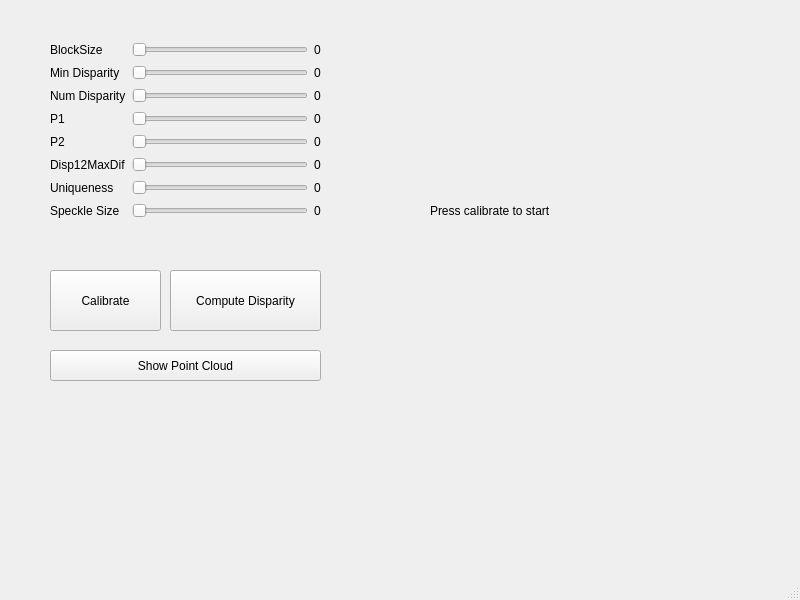
Above: pipeline.ui from Ratoone/face_reconstruction before the change. Below: the same form after it.
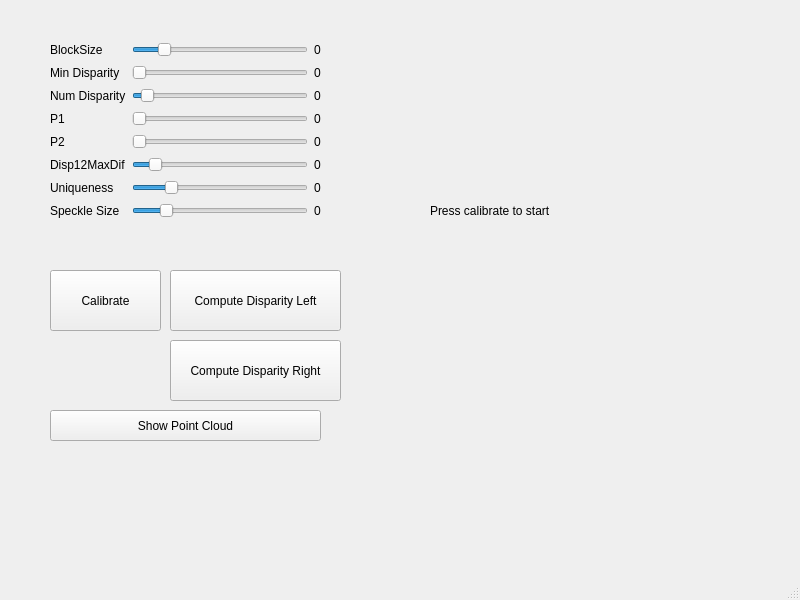
That is the form after the change.

Commit message: Separated left and right disparity in UI

Diff of the .ui file:
```diff
--- a/pipeline.ui
+++ b/pipeline.ui
@@ -32,12 +32,12 @@
      <rect>
       <x>170</x>
       <y>270</y>
-      <width>151</width>
+      <width>171</width>
       <height>61</height>
      </rect>
     </property>
     <property name="text">
-     <string>Compute Disparity</string>
+     <string>Compute Disparity Left</string>
     </property>
    </widget>
    <widget class="QPushButton" name="calibrate_button">
@@ -57,7 +57,7 @@
     <property name="geometry">
      <rect>
       <x>50</x>
-      <y>350</y>
+      <y>410</y>
       <width>271</width>
       <height>31</height>
      </rect>
@@ -101,6 +101,9 @@
        <property name="singleStep">
         <number>1</number>
        </property>
+       <property name="value">
+        <number>7</number>
+       </property>
        <property name="orientation">
         <enum>Qt::Horizontal</enum>
        </property>
@@ -190,7 +193,7 @@
         <number>1</number>
        </property>
        <property name="value">
-        <number>1</number>
+        <number>2</number>
        </property>
        <property name="orientation">
         <enum>Qt::Horizontal</enum>
@@ -222,6 +225,9 @@
      </item>
      <item row="5" column="1">
       <widget class="QSlider" name="disp_max_dif">
+       <property name="value">
+        <number>10</number>
+       </property>
        <property name="orientation">
         <enum>Qt::Horizontal</enum>
        </property>
@@ -232,6 +238,9 @@
        <property name="maximum">
         <number>20</number>
        </property>
+       <property name="value">
+        <number>4</number>
+       </property>
        <property name="orientation">
         <enum>Qt::Horizontal</enum>
        </property>
@@ -248,6 +257,9 @@
        <property name="singleStep">
         <number>1</number>
        </property>
+       <property name="value">
+        <number>75</number>
+       </property>
        <property name="orientation">
         <enum>Qt::Horizontal</enum>
        </property>
@@ -297,6 +309,19 @@
      </item>
     </layout>
    </widget>
+   <widget class="QPushButton" name="compute_disparity_right_button">
+    <property name="geometry">
+     <rect>
+      <x>170</x>
+      <y>340</y>
+      <width>171</width>
+      <height>61</height>
+     </rect>
+    </property>
+    <property name="text">
+     <string>Compute Disparity Right</string>
+    </property>
+   </widget>
   </widget>
   <widget class="QMenuBar" name="menubar">
    <property name="geometry">
```
Left out of the diff: 2 changed lines with no effect on the pictures. The commit also changes 2 other files.
